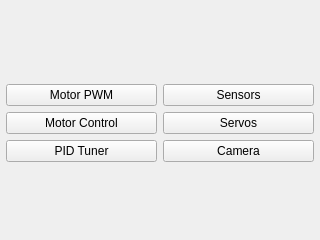
Old version of the form ui/MotorsSensorsWidget.ui in the repository kipr/botui.
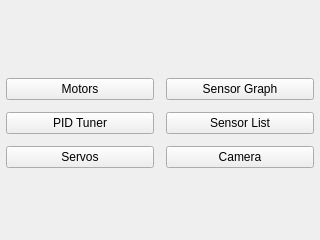
New version of the form. Icons and pictures are not drawn.

Commit message: Added initial revision of combined motor widget with supporting code

Patch:
```diff
--- a/ui/MotorsSensorsWidget.ui
+++ b/ui/MotorsSensorsWidget.ui
@@ -28,6 +28,9 @@
    </property>
    <item>
     <layout class="QHBoxLayout" name="horizontalLayout" stretch="1,1">
+     <property name="spacing">
+      <number>12</number>
+     </property>
      <item>
       <layout class="QVBoxLayout" name="verticalLayout">
        <item>
@@ -46,7 +49,7 @@
        <item>
         <widget class="QPushButton" name="motors">
          <property name="text">
-          <string>Motor PWM</string>
+          <string>Motors</string>
          </property>
          <property name="icon">
           <iconset resource="../rc/icons.qrc">
@@ -54,17 +57,6 @@
          </property>
         </widget>
        </item>
-       <item>
-        <widget class="QPushButton" name="pid">
-         <property name="text">
-          <string>Motor Control</string>
-         </property>
-         <property name="icon">
-          <iconset resource="../rc/icons.qrc">
-           <normaloff>:/icons/sum.png</normaloff>:/icons/sum.png</iconset>
-         </property>
-        </widget>
-       </item>
        <item>
         <widget class="QPushButton" name="pidTuner">
          <property name="text">
@@ -77,47 +69,6 @@
         </widget>
        </item>
        <item>
-        <spacer name="verticalSpacer">
-         <property name="orientation">
-          <enum>Qt::Vertical</enum>
-         </property>
-         <property name="sizeHint" stdset="0">
-          <size>
-           <width>20</width>
-           <height>40</height>
-          </size>
-         </property>
-        </spacer>
-       </item>
-      </layout>
-     </item>
-     <item>
-      <layout class="QVBoxLayout" name="verticalLayout_3">
-       <item>
-        <spacer name="verticalSpacer_4">
-         <property name="orientation">
-          <enum>Qt::Vertical</enum>
-         </property>
-         <property name="sizeHint" stdset="0">
-          <size>
-           <width>20</width>
-           <height>40</height>
-          </size>
-         </property>
-        </spacer>
-       </item>
-       <item>
-        <widget class="QPushButton" name="sensors">
-         <property name="text">
-          <string>Sensors</string>
-         </property>
-         <property name="icon">
-          <iconset resource="../rc/icons.qrc">
-           <normaloff>:/icons/chart_line.png</normaloff>:/icons/chart_line.png</iconset>
-         </property>
-        </widget>
-       </item>
-       <item>
         <widget class="QPushButton" name="servos">
          <property name="minimumSize">
           <size>
@@ -131,6 +82,58 @@
          <property name="icon">
           <iconset resource="../rc/icons.qrc">
            <normaloff>:/icons/lightning.png</normaloff>:/icons/lightning.png</iconset>
+         </property>
+        </widget>
+       </item>
+       <item>
+        <spacer name="verticalSpacer">
+         <property name="orientation">
+          <enum>Qt::Vertical</enum>
+         </property>
+         <property name="sizeHint" stdset="0">
+          <size>
+           <width>20</width>
+           <height>40</height>
+          </size>
+         </property>
+        </spacer>
+       </item>
+      </layout>
+     </item>
+     <item>
+      <layout class="QVBoxLayout" name="verticalLayout_3">
+       <item>
+        <spacer name="verticalSpacer_4">
+         <property name="orientation">
+          <enum>Qt::Vertical</enum>
+         </property>
+         <property name="sizeHint" stdset="0">
+          <size>
+           <width>20</width>
+           <height>40</height>
+          </size>
+         </property>
+        </spacer>
+       </item>
+       <item>
+        <widget class="QPushButton" name="sensorGraph">
+         <property name="text">
+          <string>Sensor Graph</string>
+         </property>
+         <property name="icon">
+          <iconset resource="../rc/icons.qrc">
+           <normaloff>:/icons/chart_line.png</normaloff>:/icons/chart_line.png</iconset>
+         </property>
+        </widget>
+       </item>
+       <item>
+        <widget class="QPushButton" name="sensorList">
+         <property name="text">
+          <string>Sensor List</string>
+         </property>
+         <property name="icon">
+          <iconset resource="../rc/icons.qrc">
+           <normaloff>:/icons/text_list_bullets.png</normaloff>:/icons/text_list_bullets.png</iconset>
          </property>
         </widget>
        </item>
```
The commit also changes 10 other files.
